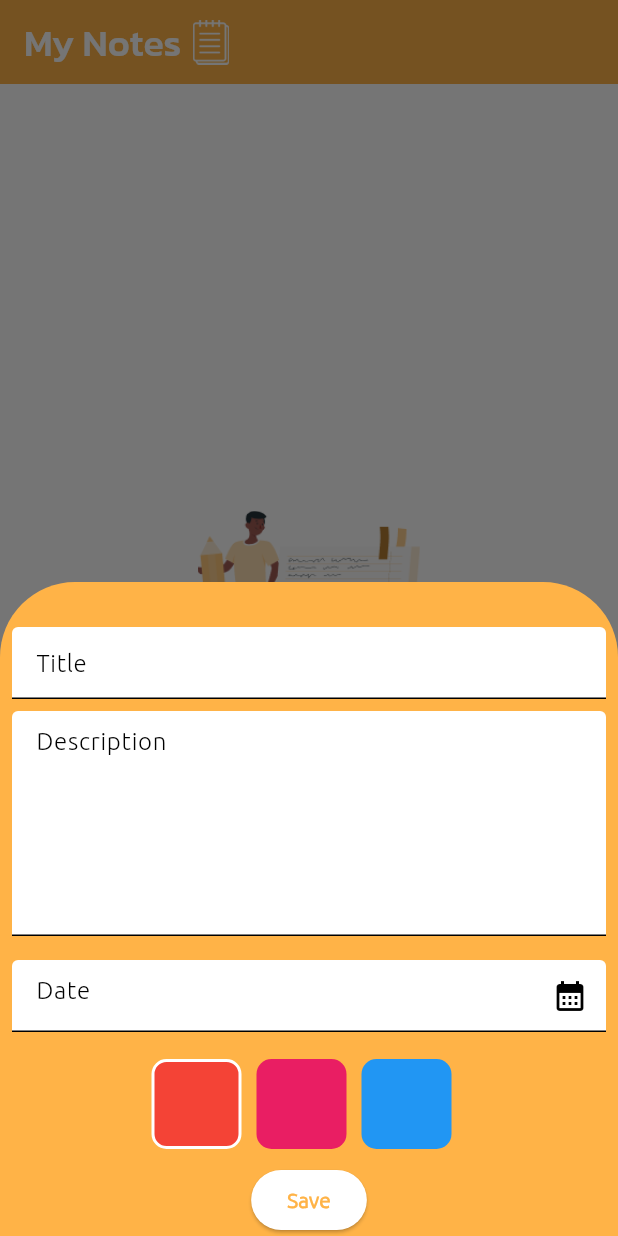
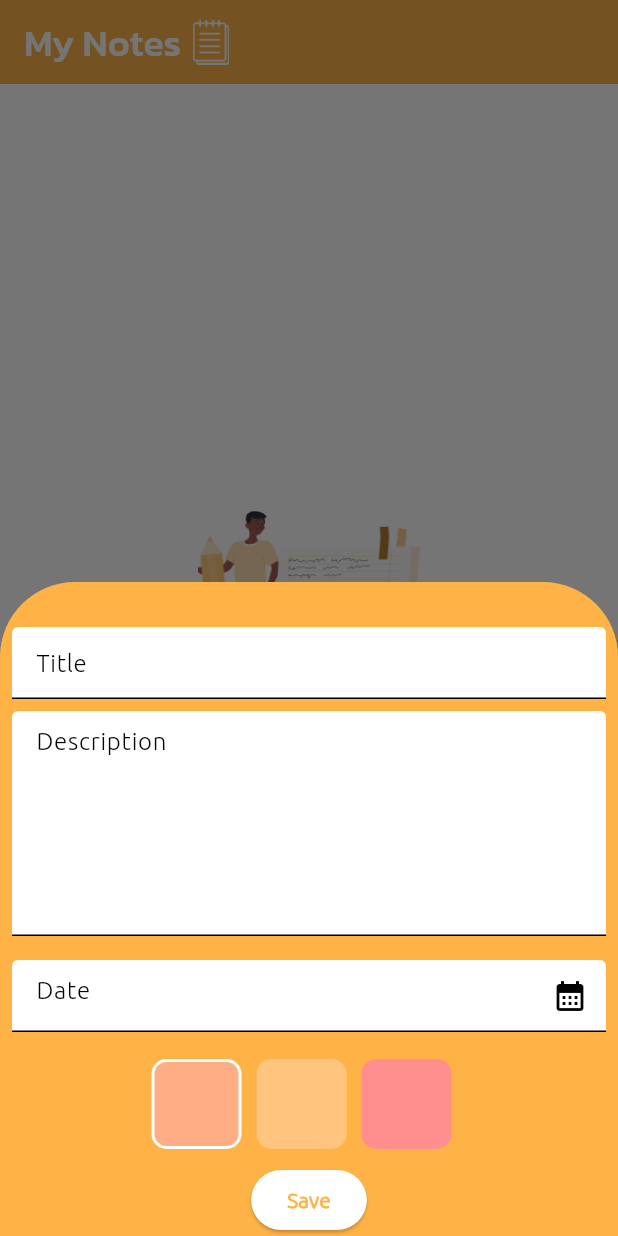
Before and after one commit to sayedali-2129/Note_App, a Flutter app: the screen it shows after launch, after a tap on the "add" icon, on a phone screen of 412 x 824 dp. Run offline on Flutter 3.47's test engine with Material 3 defaults, Android fonts, the phone set to English and light mode, and no system bars; our stand-ins replace hive, hive_flutter, lottie; accounts and stored records are empty.

Commit message:
new commit

```diff
--- a/lib/utils/color_constant/color_constant.dart
+++ b/lib/utils/color_constant/color_constant.dart
@@ -7,8 +7,8 @@ class ConstantColor {
   static Color blackCokor = Colors.black;
 
   static List<Color> tileColor = [
-    Colors.red,
-    Colors.pink,
-    Colors.blue,
+    Color(0xffFFAD84),
+    Color(0xffFFC47E),
+    Color(0xffFF8F8F),
   ];
 }
```
